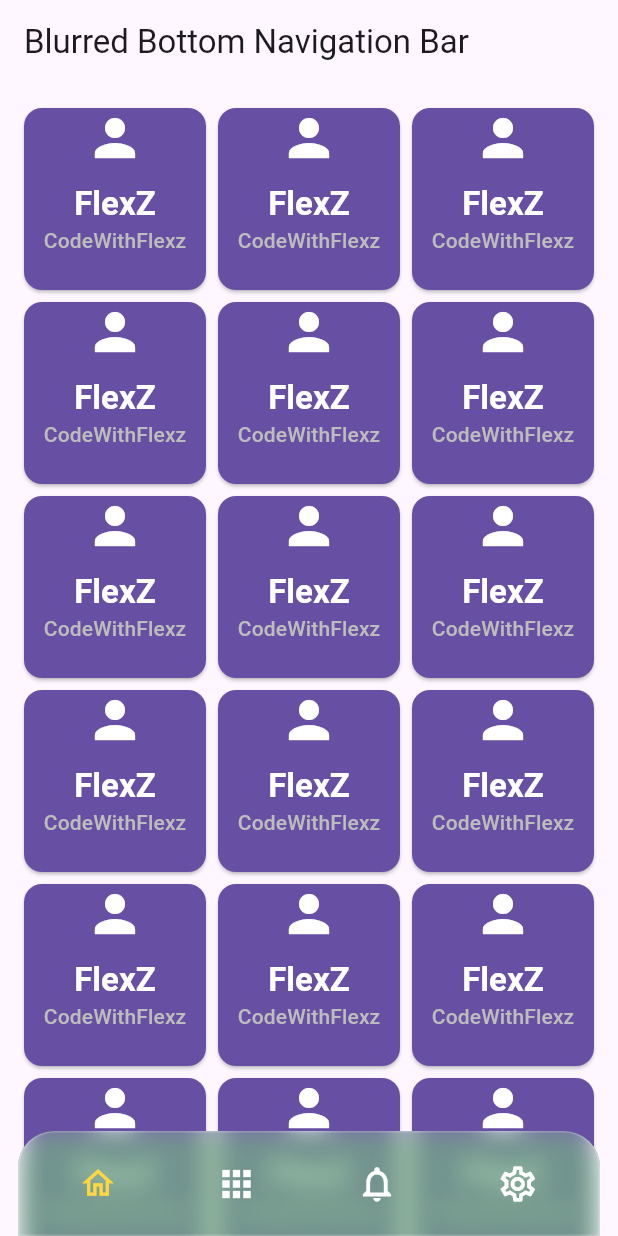
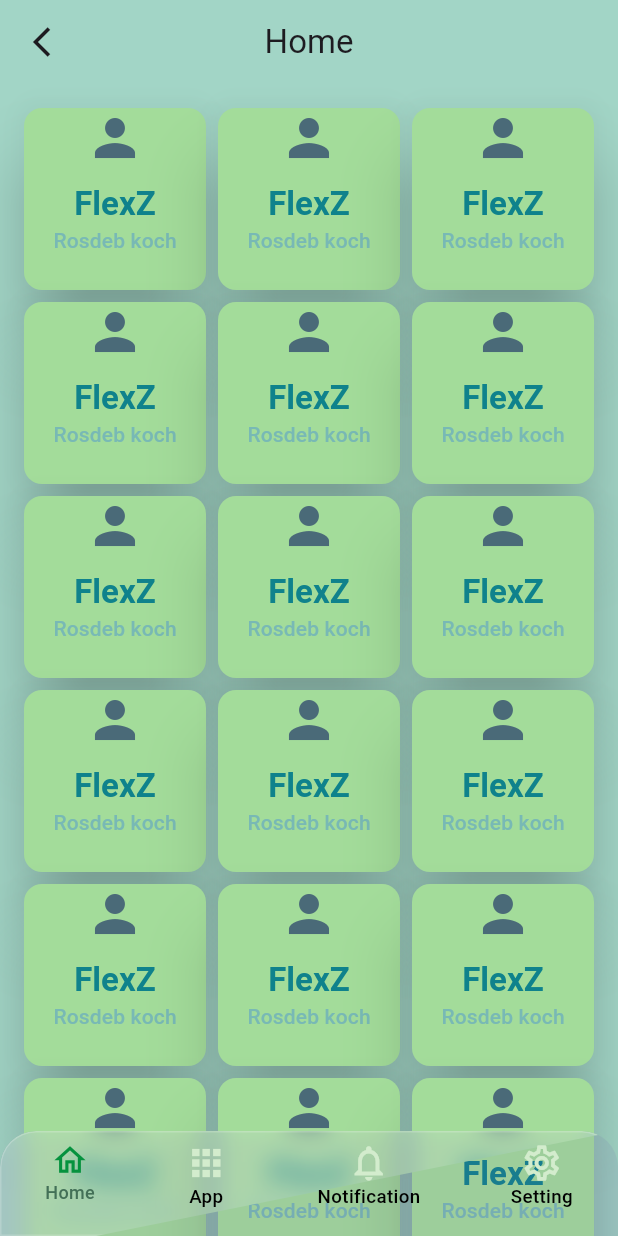
Before and after one commit to Rosdeb/bottom_nav_transparent, a Flutter app: the screen it shows after launch, on a phone screen of 412 x 824 dp. Run offline on Flutter 3.47's test engine with Material 3 defaults, Android fonts, the light colour scheme and no system bars; drawn by our look-alikes of zoom_tap_animation; our stand-ins replace get, google_fonts.

Commit message:
some update

```diff
--- a/lib/controller/bottom_bar.dart
+++ b/lib/controller/bottom_bar.dart
@@ -1,8 +1,23 @@
+import 'package:bottom_bar_transparent/views/screen/app/app.dart';
+import 'package:bottom_bar_transparent/views/screen/Home/home.dart';
+import 'package:bottom_bar_transparent/views/screen/Notifications/notification.dart';
 import 'package:get/get.dart';
+
+import '../views/screen/Setting/setting.dart';
 
 class BottomBar extends GetxController{
   var selectedIndex = 0.obs;
    void toggle(int index){
      selectedIndex.value = index;
+     if (selectedIndex.value == 0) {
+       Get.to(() => Home());
+     } else if (selectedIndex.value == 1) {
+       Get.to(() => App());
+     } else if (selectedIndex.value == 2) { // Fixed: was 1, should be 2
+       Get.to(() => Notificationes());
+     } else if (selectedIndex.value == 3) { // Added missing case
+      Get.to(() => Setting());
+     }
+     update();
    }
 }
--- /dev/null
+++ b/lib/views/screen/Home/home.dart
@@ -0,0 +1,59 @@
+import 'package:flutter/material.dart';
+class Home extends StatefulWidget {
+  const Home({super.key});
+
+  @override
+  State<Home> createState() => _HomeState();
+}
+
+class _HomeState extends State<Home> {
+  @override
+  Widget build(BuildContext context) {
+    ThemeData theme = Theme.of(context);
+    return Scaffold(
+      backgroundColor: Color(0xFFA2D5C6),
+      appBar: AppBar(
+        backgroundColor: Color(0xFFA2D5C6),
+        title: Text("Home"),
+        centerTitle: true,
+        leading: Icon(Icons.arrow_back_ios_outlined),
+      ),
+      body: GridView.builder(
+        padding: const EdgeInsets.all(12),
+        physics: const AlwaysScrollableScrollPhysics(
+          parent: BouncingScrollPhysics(),
+        ),
+        gridDelegate: const SliverGridDelegateWithFixedCrossAxisCount(
+          crossAxisCount: 3,
+        ),
+        itemCount: 100,
+        itemBuilder: (context, index) {
+          return Card(
+            elevation: 20,
+            color:Color(0xFFA3DC9A),
+            child: Column(
+              children: [
+                const Icon(Icons.person, color: Color(0xFF4a6a78), size: 40),
+
+                const SizedBox(height: 10),
+                Text(
+                  "FlexZ",
+                  style: theme.textTheme.titleLarge!.copyWith(
+                    color:Color(0xFF0F828C),
+                    fontWeight: FontWeight.bold,
+                  ),
+                ),
+                Text(
+                  "Rosdeb koch",
+                  style: theme.textTheme.titleSmall!.copyWith(
+                    color: Color(0xFF78B9B5),
+                  ),
+                ),
+              ],
+            ),
+          );
+        },
+      ),
+    );
+  }
+}
--- /dev/null
+++ b/lib/views/screen/Notifications/notification.dart
@@ -0,0 +1,17 @@
+import 'package:flutter/material.dart';
+class Notificationes extends StatelessWidget {
+  const Notificationes({super.key});
+
+  @override
+  Widget build(BuildContext context) {
+    return  Scaffold(
+      backgroundColor: Colors.red,
+      appBar: AppBar(
+        centerTitle: true,
+        backgroundColor: Colors.red,
+        leading: Icon(Icons.arrow_back_ios_outlined),
+        title: Text("Notification"),
+      ),
+    );
+  }
+}
--- /dev/null
+++ b/lib/views/screen/Setting/setting.dart
@@ -0,0 +1,18 @@
+import 'package:flutter/material.dart';
+class Setting extends StatelessWidget {
+  const Setting({super.key});
+
+  @override
+  Widget build(BuildContext context) {
+    return Scaffold(
+      backgroundColor: Colors.green,
+      appBar: AppBar(
+         centerTitle: true,
+        backgroundColor: Colors.green,
+        leading: Icon(Icons.arrow_back_ios_outlined),
+        title: Text("Setting"),
+
+      ),
+    );
+  }
+}
--- /dev/null
+++ b/lib/views/screen/app/app.dart
@@ -0,0 +1,17 @@
+import 'package:flutter/material.dart';
+class App extends StatelessWidget {
+  const App({super.key});
+
+  @override
+  Widget build(BuildContext context) {
+    return  Scaffold(
+      backgroundColor: Colors.grey,
+      appBar: AppBar(
+        backgroundColor: Colors.grey,
+        centerTitle: true,
+        leading: Icon(Icons.arrow_back_ios_outlined),
+        title: Text("App"),
+      ),
+    );
+  }
+}
--- a/lib/views/screen/finalview.dart
+++ b/lib/views/screen/finalview.dart
@@ -1,9 +1,14 @@
 import 'dart:ui';
 
 import 'package:bottom_bar_transparent/controller/bottom_bar.dart';
+import 'package:bottom_bar_transparent/views/screen/Setting/setting.dart';
 import 'package:flutter/material.dart';
 import 'package:zoom_tap_animation/zoom_tap_animation.dart';
 import 'package:get/get.dart';
+
+import 'app/app.dart';
+import 'Home/home.dart';
+import 'Notifications/notification.dart';
 
 class Finalview extends StatefulWidget {
   Finalview({super.key});
@@ -15,55 +20,37 @@ class Finalview extends StatefulWidget {
 final BottomBar controller = Get.put(BottomBar());
 
 class _FinalviewState extends State<Finalview> {
+
+
+  Widget getCurrentPage() {
+    switch (controller.selectedIndex.value) {
+      case 0:
+        return Home();
+      case 1:
+        return App();
+      case 2:
+        return Notificationes();
+      case 3:
+        return Setting();
+      // Make sure you have this page
+      default:
+        return Home();
+    }
+  }
   @override
   Widget build(BuildContext context) {
     ThemeData theme = Theme.of(context);
     return Scaffold(
-      backgroundColor: theme.scaffoldBackgroundColor,
-      appBar: AppBar(title: const Text("Blurred Bottom Navigation Bar")),
       body: Stack(
         fit: StackFit.expand,
         children: [
-          GridView.builder(
-            padding: const EdgeInsets.all(12),
-            physics: const AlwaysScrollableScrollPhysics(
-              parent: BouncingScrollPhysics(),
-            ),
-            gridDelegate: const SliverGridDelegateWithFixedCrossAxisCount(
-              crossAxisCount: 3,
-            ),
-            itemCount: 50,
-            itemBuilder: (context, index) {
-              return Card(
-                color: theme.primaryColor,
-                child: Column(
-                  children: [
-                    const Icon(Icons.person, color: Colors.white, size: 40),
 
-                    const SizedBox(height: 10),
-                    Text(
-                      "FlexZ",
-                      style: theme.textTheme.titleLarge!.copyWith(
-                        color: Colors.white,
-                        fontWeight: FontWeight.bold,
-                      ),
-                    ),
-                    Text(
-                      "CodeWithFlexz",
-                      style: theme.textTheme.titleSmall!.copyWith(
-                        color: Colors.grey.shade400,
-                      ),
-                    ),
-                  ],
-                ),
-              );
-            },
-          ),
+          Obx(() => getCurrentPage()),
 
           Positioned(
             bottom: 0,
-            left: 12,
-            right: 12,
+            left: 0,
+            right: 0,
             height: 70,
             child: AnimatedContainer(
               duration: Duration(microseconds: 200),
@@ -72,14 +59,14 @@ class _FinalviewState extends State<Finalview> {
                   topLeft: Radius.circular(24),
                   topRight: Radius.circular(24),
                 ),
-                color:Colors.green.withOpacity(0.5),
+                color:theme.primaryColor.withOpacity(0.1),
               ),
               child: ClipRRect(
                 borderRadius: const BorderRadius.only(
                     topRight: Radius.circular(24),
                     topLeft: Radius.circular(24),),
                 child: ClipPath(
-                 // clipper: MyCustomClipper(),
+                  clipper: MyCustomClipper(),
                   child: BackdropFilter(
                     filter: ImageFilter.blur(sigmaY: 8, sigmaX: 8),
                     child: Container(
@@ -102,8 +89,8 @@ class _FinalviewState extends State<Finalview> {
           ),
           Positioned(
             bottom: 0,
-            left: 20,
-            right: 20,
+            left: 0,
+            right: 0,
             height: 70,
             child: Row(
               mainAxisAlignment: MainAxisAlignment.spaceAround,
@@ -111,10 +98,10 @@ class _FinalviewState extends State<Finalview> {
               mainAxisSize: MainAxisSize.max,
               children: [
 
-                buildBNBitem(Icons.home_outlined, 0),
-                buildBNBitem(Icons.apps, 1),
-                buildBNBitem(Icons.notifications_outlined, 2),
-                buildBNBitem(Icons.settings_outlined, 3),
+                buildBNBitem(Icons.home_outlined, 0,"Home"),
+                buildBNBitem(Icons.apps,1, "App"),
+                buildBNBitem(Icons.notifications_outlined, 2,"Notification"),
+                buildBNBitem(Icons.settings_outlined, 3,"Setting"),
               ],
             ),
           ),
@@ -123,22 +110,29 @@ class _FinalviewState extends State<Finalview> {
     );
   }
 
-  Widget buildBNBitem(IconData icon, int index) {
+  Widget buildBNBitem(IconData icon, int index,String text) {
     return Obx(() {
       final isSelected = controller.selectedIndex == index;
 
       return ZoomTapAnimation(
         onTap: () => controller.toggle(index),
         child: Container(
-          padding: const EdgeInsets.symmetric(horizontal: 16, vertical: 10),
+          padding: const EdgeInsets.only(left: 16,right: 16,top: 7),
           decoration: BoxDecoration(
             borderRadius: BorderRadius.circular(20),
             color: Colors.transparent,
           ),
-          child: Icon(
-            icon,
-            color: isSelected ? Colors.amberAccent : Colors.white,
-            size: isSelected ? 25 : 28,
+          child: Column(
+            mainAxisSize: MainAxisSize.min,
+            children: [
+              Icon(
+                icon,
+                color: isSelected ?Color(0xFF06923E) : Color(0xFFD3ECCD),
+                size: isSelected ? 25 : 28,
+              ),
+              Text(text,style: TextStyle(fontSize:isSelected? 12 : 12.5,fontWeight: FontWeight.w500,color: isSelected ? Color(0xFF437057) : Colors.black),),
+
+            ],
           ),
         ),
       );
@@ -150,45 +144,14 @@ class _FinalviewState extends State<Finalview> {
   @override
   Path getClip(Size size) {
     // TODO: implement getClip
-    final double left = 16;
-    final double top = 16;
-    final double right = size.width - 16;
-    final double bottom = size.height - 16;
-
-    final double topRadius = 24;      // close to your 24 px radius for top corners
-    final double bottomRadius = 52;   // 52 px radius for bottom corners
 
     Path path = Path();
-
-// Move to start point: left side, just below top-left corner radius
-    path.moveTo(left, top + topRadius);
-
-// Draw top-left rounded corner (quadratic curve to top edge)
-    path.quadraticBezierTo(left, top, left + topRadius * 1.5, top);
-
-// Draw top edge line to just before top-right corner
-    path.lineTo(right - topRadius * 1.5, top);
-
-// Draw top-right rounded corner (quadratic curve)
-    path.quadraticBezierTo(right, top, right, top + topRadius);
-
-// Draw right edge line down to before bottom-right corner
-    path.lineTo(right, bottom - bottomRadius);
-
-// Draw bottom-right rounded corner
-    path.quadraticBezierTo(right, bottom, right - bottomRadius, bottom);
-
-// Draw bottom edge line to before bottom-left corner
-    path.lineTo(left + bottomRadius, bottom);
-
-// Draw bottom-left rounded corner
-    path.quadraticBezierTo(left, bottom, left, bottom - bottomRadius);
-
-// Close path back to start
-    path.lineTo(left, top + topRadius);
-
+    path.moveTo(0, 0);
+    path.lineTo(size.width, 0);
+    path.lineTo(64, size.height);
+    path.lineTo(0, size.height);
+    path.lineTo(0, 0);
     path.close();
-
     return path;
 
 
```
